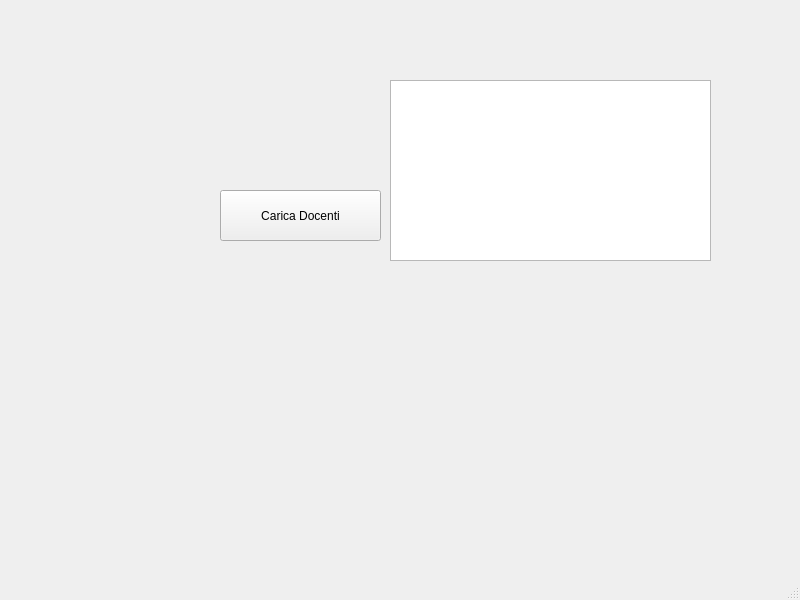
First picture: the form in mainwindow.ui, repository Breccio07/InterfaceLab, before the edit.
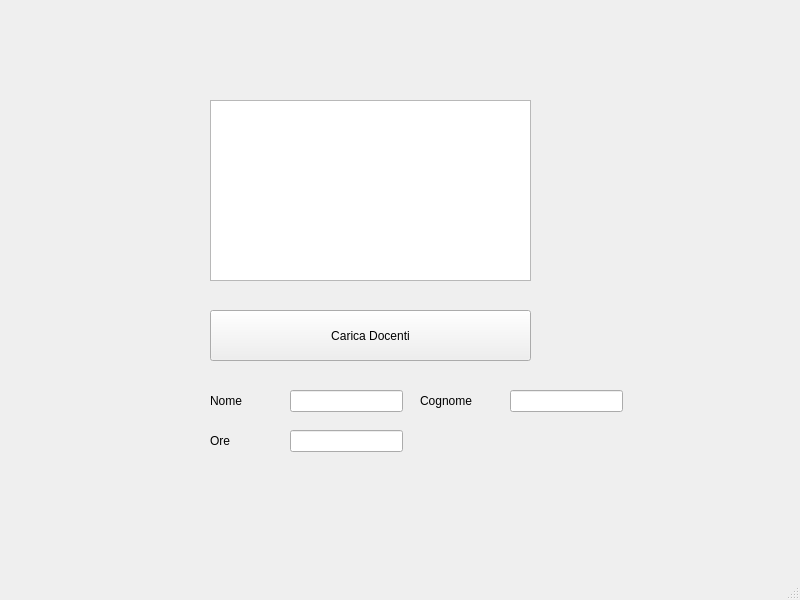
Second picture: the form after the edit.

Patch:
```diff
--- a/mainwindow.ui
+++ b/mainwindow.ui
@@ -17,8 +17,8 @@
    <widget class="QTableWidget" name="tabella">
     <property name="geometry">
      <rect>
-      <x>390</x>
-      <y>80</y>
+      <x>210</x>
+      <y>100</y>
       <width>321</width>
       <height>181</height>
      </rect>
@@ -27,9 +27,9 @@
    <widget class="QPushButton" name="pushButton">
     <property name="geometry">
      <rect>
-      <x>220</x>
-      <y>190</y>
-      <width>161</width>
+      <x>210</x>
+      <y>310</y>
+      <width>321</width>
       <height>51</height>
      </rect>
     </property>
@@ -37,6 +37,75 @@
      <string>Carica Docenti</string>
     </property>
    </widget>
+   <widget class="QLabel" name="label">
+    <property name="geometry">
+     <rect>
+      <x>210</x>
+      <y>390</y>
+      <width>81</width>
+      <height>21</height>
+     </rect>
+    </property>
+    <property name="text">
+     <string>Nome</string>
+    </property>
+   </widget>
+   <widget class="QLineEdit" name="lineEdit">
+    <property name="geometry">
+     <rect>
+      <x>290</x>
+      <y>390</y>
+      <width>113</width>
+      <height>22</height>
+     </rect>
+    </property>
+   </widget>
+   <widget class="QLineEdit" name="lineEdit_2">
+    <property name="geometry">
+     <rect>
+      <x>510</x>
+      <y>390</y>
+      <width>113</width>
+      <height>22</height>
+     </rect>
+    </property>
+   </widget>
+   <widget class="QLabel" name="label_3">
+    <property name="geometry">
+     <rect>
+      <x>420</x>
+      <y>390</y>
+      <width>81</width>
+      <height>21</height>
+     </rect>
+    </property>
+    <property name="text">
+     <string>Cognome</string>
+    </property>
+   </widget>
+   <widget class="QLabel" name="label_2">
+    <property name="geometry">
+     <rect>
+      <x>210</x>
+      <y>430</y>
+      <width>81</width>
+      <height>21</height>
+     </rect>
+    </property>
+    <property name="text">
+     <string>Ore</string>
+    </property>
+   </widget>
+   <widget class="QLineEdit" name="lineEdit_3">
+    <property name="geometry">
+     <rect>
+      <x>290</x>
+      <y>430</y>
+      <width>113</width>
+      <height>22</height>
+     </rect>
+    </property>
+   </widget>
   </widget>
   <widget class="QMenuBar" name="menubar">
    <property name="geometry">
```
